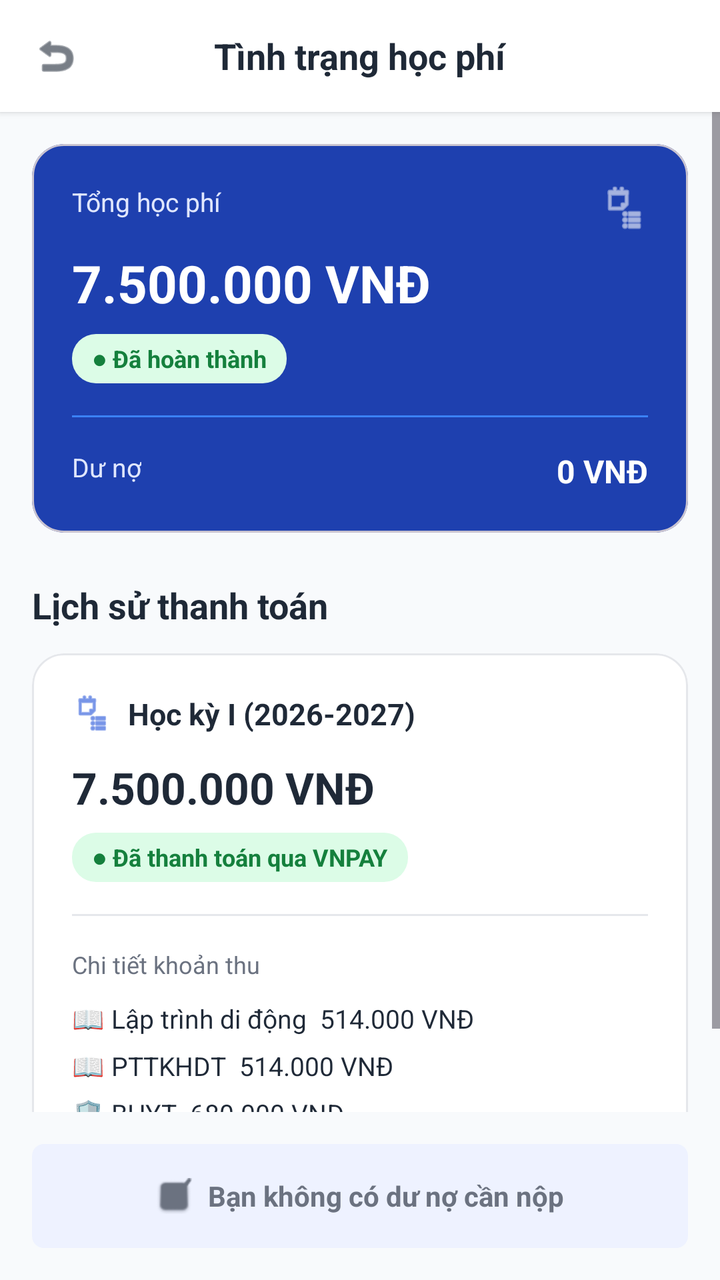
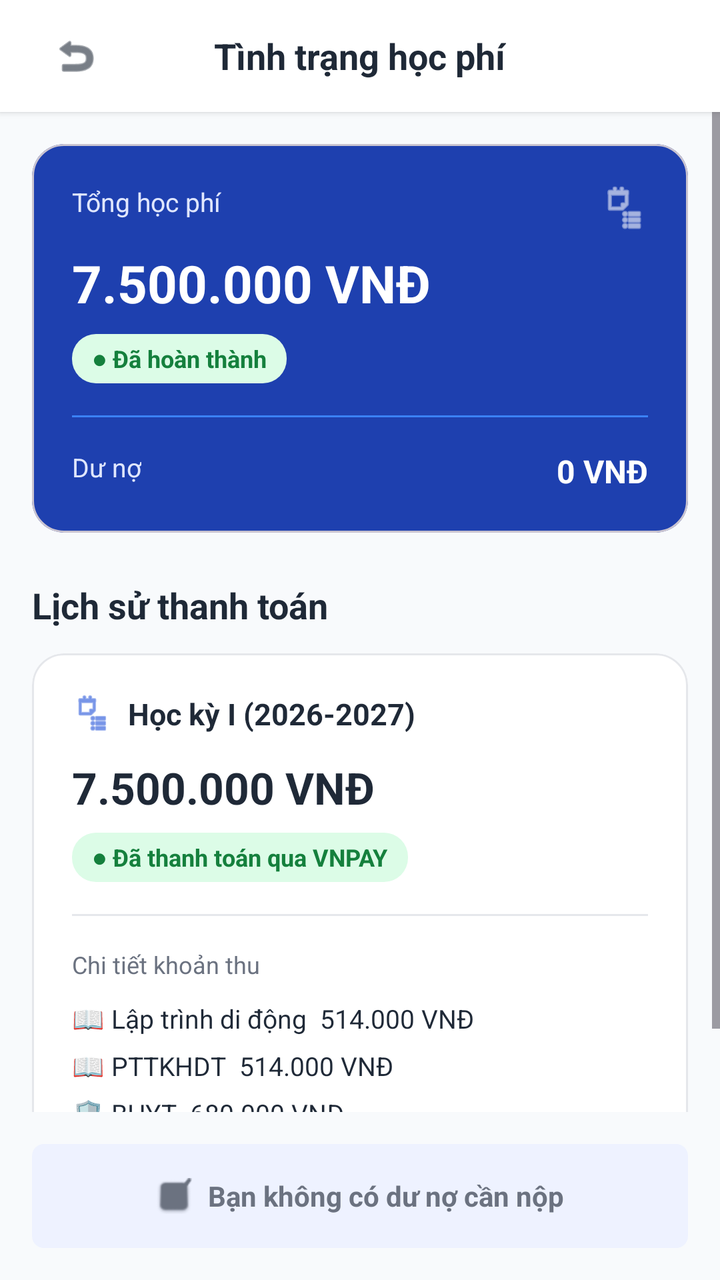

The first picture is an Android layout as it rendered before a commit; the second is the same layout after the commit. The layout source and the unified diff follow.
<!-- AndroidManifest.xml: application theme Theme.XayDung -->
<!-- res/layout/activity_tuition_status.xml -->
<?xml version="1.0" encoding="utf-8"?>
<RelativeLayout xmlns:android="http://schemas.android.com/apk/res/android"
    xmlns:app="http://schemas.android.com/apk/res-auto"
    android:layout_width="match_parent"
    android:layout_height="match_parent"
    android:background="@color/figma_bg">

    
    <RelativeLayout
        android:id="@+id/headerToolbar"
        android:layout_width="match_parent"
        android:layout_height="56dp"
        android:paddingHorizontal="16dp"
        android:background="@color/white"
        android:elevation="2dp">

        <ImageView
            android:id="@+id/btnBack"
            android:layout_width="24dp"
            android:layout_height="24dp"
            android:layout_centerVertical="true"
            android:src="@android:drawable/ic_menu_revert"
            android:contentDescription="Back"
            app:tint="@color/figma_text_primary" />

        <TextView
            android:layout_width="wrap_content"
            android:layout_height="wrap_content"
            android:layout_centerInParent="true"
            android:text="Tình trạng học phí"
            android:textColor="@color/figma_text_primary"
            android:textSize="18sp"
            android:textStyle="bold" />
    </RelativeLayout>

    <ScrollView
        android:layout_width="match_parent"
        android:layout_height="match_parent"
        android:layout_below="@id/headerToolbar"
        android:layout_above="@id/bottomBanner"
        android:fillViewport="true">

        <LinearLayout
            android:layout_width="match_parent"
            android:layout_height="wrap_content"
            android:orientation="vertical"
            android:padding="16dp">

            
            <com.google.android.material.card.MaterialCardView
                android:layout_width="match_parent"
                android:layout_height="wrap_content"
                android:layout_marginBottom="24dp"
                app:cardCornerRadius="16dp"
                app:cardElevation="0dp"
                app:cardBackgroundColor="@color/figma_blue_dark">

                <LinearLayout
                    android:layout_width="match_parent"
                    android:layout_height="wrap_content"
                    android:orientation="vertical"
                    android:padding="20dp">

                    <RelativeLayout
                        android:layout_width="match_parent"
                        android:layout_height="wrap_content">

                        <TextView
                            android:layout_width="wrap_content"
                            android:layout_height="wrap_content"
                            android:text="Tổng học phí"
                            android:textColor="#E0E7FF"
                            android:textSize="13sp" />

                        <ImageView
                            android:layout_width="24dp"
                            android:layout_height="24dp"
                            android:layout_alignParentEnd="true"
                            android:src="@android:drawable/ic_menu_agenda"
                            android:contentDescription="Wallet"
                            app:tint="@color/white" />
                    </RelativeLayout>

                    <TextView
                        android:layout_width="wrap_content"
                        android:layout_height="wrap_content"
                        android:layout_marginTop="8dp"
                        android:text="7.500.000 VNĐ"
                        android:textColor="@color/white"
                        android:textSize="26sp"
                        android:textStyle="bold" />

                    <TextView
                        android:layout_width="wrap_content"
                        android:layout_height="wrap_content"
                        android:layout_marginTop="8dp"
                        android:background="@drawable/bg_green_badge"
                        android:paddingHorizontal="10dp"
                        android:paddingVertical="4dp"
                        android:text="● Đã hoàn thành"
                        android:textColor="@color/green_badge_text"
                        android:textSize="12sp"
                        android:textStyle="bold" />

                    <View
                        android:layout_width="match_parent"
                        android:layout_height="1dp"
                        android:layout_marginVertical="16dp"
                        android:background="#3B82F6" />

                    <RelativeLayout
                        android:layout_width="match_parent"
                        android:layout_height="wrap_content">

                        <TextView
                            android:layout_width="wrap_content"
                            android:layout_height="wrap_content"
                            android:text="Dư nợ"
                            android:textColor="#E0E7FF"
                            android:textSize="13sp" />

                        <TextView
                            android:layout_width="wrap_content"
                            android:layout_height="wrap_content"
                            android:layout_alignParentEnd="true"
                            android:text="0 VNĐ"
                            android:textColor="@color/white"
                            android:textSize="16sp"
                            android:textStyle="bold" />
                    </RelativeLayout>
                </LinearLayout>
            </com.google.android.material.card.MaterialCardView>

            
            <TextView
                android:layout_width="wrap_content"
                android:layout_height="wrap_content"
                android:layout_marginBottom="12dp"
                android:text="Lịch sử thanh toán"
                android:textColor="@color/figma_text_primary"
                android:textSize="18sp"
                android:textStyle="bold" />

            
            <com.google.android.material.card.MaterialCardView
                android:layout_width="match_parent"
                android:layout_height="wrap_content"
                app:cardCornerRadius="16dp"
                app:cardElevation="0dp"
                app:cardBackgroundColor="@color/white"
                app:strokeColor="@color/figma_card_border"
                app:strokeWidth="1dp">

                <LinearLayout
                    android:layout_width="match_parent"
                    android:layout_height="wrap_content"
                    android:orientation="vertical"
                    android:padding="20dp">

                    <LinearLayout
                        android:layout_width="wrap_content"
                        android:layout_height="wrap_content"
                        android:orientation="horizontal"
                        android:gravity="center_vertical">

                        <ImageView
                            android:layout_width="20dp"
                            android:layout_height="20dp"
                            android:src="@android:drawable/ic_menu_agenda"
                            android:contentDescription="Icon"
                            app:tint="@color/figma_blue" />

                        <TextView
                            android:layout_width="wrap_content"
                            android:layout_height="wrap_content"
                            android:layout_marginStart="8dp"
                            android:text="Học kỳ I (2026-2027)"
                            android:textColor="@color/figma_text_primary"
                            android:textSize="15sp"
                            android:textStyle="bold" />
                    </LinearLayout>

                    <TextView
                        android:layout_width="wrap_content"
                        android:layout_height="wrap_content"
                        android:layout_marginTop="12dp"
                        android:text="7.500.000 VNĐ"
                        android:textColor="@color/figma_text_primary"
                        android:textSize="22sp"
                        android:textStyle="bold" />

                    <TextView
                        android:layout_width="wrap_content"
                        android:layout_height="wrap_content"
                        android:layout_marginTop="8dp"
                        android:background="@drawable/bg_green_badge"
                        android:paddingHorizontal="10dp"
                        android:paddingVertical="4dp"
                        android:text="● Đã thanh toán qua VNPAY"
                        android:textColor="@color/green_badge_text"
                        android:textSize="12sp"
                        android:textStyle="bold" />

                    <View
                        android:layout_width="match_parent"
                        android:layout_height="1dp"
                        android:layout_marginVertical="16dp"
                        android:background="@color/figma_card_border" />

                    <TextView
                        android:layout_width="wrap_content"
                        android:layout_height="wrap_content"
                        android:text="Chi tiết khoản thu"
                        android:textColor="@color/figma_text_secondary"
                        android:textSize="12sp"
                        android:layout_marginBottom="10dp" />

                    <TextView
                        android:layout_width="wrap_content"
                        android:layout_height="wrap_content"
                        android:text="📖 Lập trình di động  514.000 VNĐ"
                        android:textColor="@color/figma_text_primary"
                        android:textSize="13sp"
                        android:layout_marginBottom="6dp" />

                    <TextView
                        android:layout_width="wrap_content"
                        android:layout_height="wrap_content"
                        android:text="📖 PTTKHDT  514.000 VNĐ"
                        android:textColor="@color/figma_text_primary"
                        android:textSize="13sp"
                        android:layout_marginBottom="6dp" />

                    <TextView
                        android:layout_width="wrap_content"
                        android:layout_height="wrap_content"
                        android:text="🛡 BHYT  680.000 VNĐ"
                        android:textColor="@color/figma_text_primary"
                        android:textSize="13sp" />

                </LinearLayout>
            </com.google.android.material.card.MaterialCardView>

        </LinearLayout>
    </ScrollView>

    
    <LinearLayout
        android:id="@+id/bottomBanner"
        android:layout_width="match_parent"
        android:layout_height="52dp"
        android:layout_alignParentBottom="true"
        android:layout_margin="16dp"
        android:background="@drawable/bg_tag_chip"
        android:gravity="center"
        android:orientation="horizontal">

        <ImageView
            android:layout_width="18dp"
            android:layout_height="18dp"
            android:src="@android:drawable/checkbox_on_background"
            android:contentDescription="Check"
            app:tint="@color/figma_text_secondary" />

        <TextView
            android:layout_width="wrap_content"
            android:layout_height="wrap_content"
            android:layout_marginStart="8dp"
            android:text="Bạn không có dư nợ cần nộp"
            android:textColor="@color/figma_text_secondary"
            android:textSize="14sp"
            android:textStyle="bold" />
    </LinearLayout>

</RelativeLayout>
<!-- resources referenced by this layout -->
<resources>
  <color name="figma_bg">#F8FAFC</color>
  <color name="figma_blue">#1D4ED8</color>
  <color name="figma_blue_dark">#1E40AF</color>
  <color name="figma_card_border">#E5E7EB</color>
  <color name="figma_text_primary">#1F2937</color>
  <color name="figma_text_secondary">#6B7280</color>
  <color name="green_badge_text">#15803D</color>
  <color name="white">#FFFFFFFF</color>
  <!-- drawable bg_green_badge (drawable) -->
  <?xml version="1.0" encoding="utf-8"?>
  <shape xmlns:android="http://schemas.android.com/apk/res/android"
      android:shape="rectangle">
      <solid android:color="@color/green_badge_bg" />
      <corners android:radius="12dp" />
  </shape>
  <!-- drawable bg_tag_chip (drawable) -->
  <?xml version="1.0" encoding="utf-8"?>
  <shape xmlns:android="http://schemas.android.com/apk/res/android"
      android:shape="rectangle">
      <solid android:color="@color/figma_blue_light" />
      <corners android:radius="6dp" />
  </shape>
  <style name="Theme.XayDung" parent="Base.Theme.XayDung" />
  <color name="green_badge_bg">#DCFCE7</color>
  <color name="figma_blue_light">#EEF2FF</color>
  <style name="Base.Theme.XayDung" parent="Theme.Material3.DayNight.NoActionBar">
          <item name="colorPrimary">@color/figma_blue</item>
          <item name="colorPrimaryDark">@color/figma_blue_dark</item>
          <item name="colorSecondary">@color/figma_blue</item>
          <item name="android:windowBackground">@color/figma_bg</item>
      </style>
</resources>

<!-- the commit's change to res/layout/activity_tuition_status.xml (unified diff, before → after) -->
@@ -16,9 +16,13 @@
 
         <ImageView
             android:id="@+id/btnBack"
-            android:layout_width="24dp"
-            android:layout_height="24dp"
+            android:layout_width="44dp"
+            android:layout_height="44dp"
             android:layout_centerVertical="true"
+            android:padding="10dp"
+            android:clickable="true"
+            android:focusable="true"
+            android:background="?attr/selectableItemBackgroundBorderless"
             android:src="@android:drawable/ic_menu_revert"
             android:contentDescription="Back"
             app:tint="@color/figma_text_primary" />
